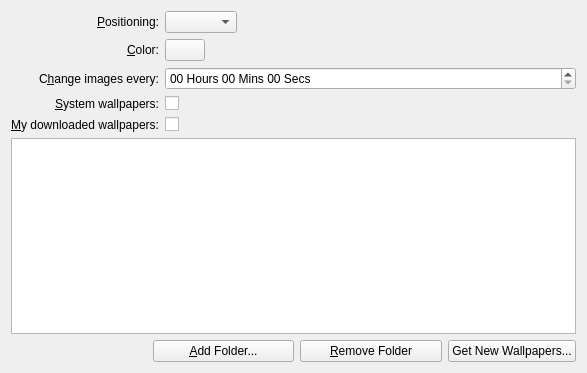
Before: the Qt Designer form plasma/generic/wallpapers/image/slideshowconfig.ui in mgottschlag/kwin-tiling, drawn with Qt 5.
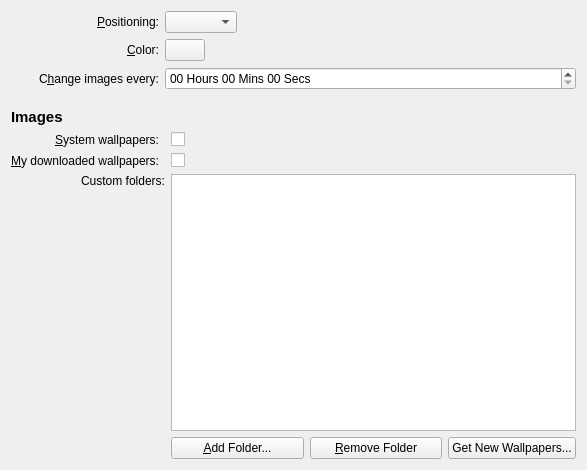
After: the same form once the commit is applied. Custom widgets are drawn as their Qt base class.

Commit message: slightly tweaked alignments

```diff
--- a/plasma/generic/wallpapers/image/slideshowconfig.ui
+++ b/plasma/generic/wallpapers/image/slideshowconfig.ui
@@ -7,7 +7,7 @@
     <x>0</x>
     <y>0</y>
     <width>587</width>
-    <height>373</height>
+    <height>470</height>
    </rect>
   </property>
   <layout class="QGridLayout" name="gridLayout">
@@ -64,7 +64,9 @@
      </property>
     </widget>
    </item>
-   <item row="1" column="1">
+   <item row="1" column="1" colspan="2">
+    <layout class="QHBoxLayout" name="horizontalLayout_3">
+     <item>
     <widget class="KColorButton" name="m_color">
      <property name="color">
       <color>
@@ -82,7 +84,7 @@
      </property>
     </widget>
    </item>
-   <item row="1" column="2">
+     <item>
     <spacer name="horizontalSpacer_3">
      <property name="orientation">
       <enum>Qt::Horizontal</enum>
@@ -95,6 +97,8 @@
      </property>
     </spacer>
    </item>
+    </layout>
+   </item>
    <item row="2" column="0">
     <widget class="QLabel" name="label_2">
      <property name="sizePolicy">
@@ -141,24 +145,87 @@
      </property>
     </widget>
    </item>
-   <item row="7" column="0" colspan="3">
+   <item row="4" column="0" colspan="3">
+    <widget class="QLabel" name="label_6">
+     <property name="text">
+      <string>&lt;!DOCTYPE HTML PUBLIC &quot;-//W3C//DTD HTML 4.0//EN&quot; &quot;http://www.w3.org/TR/REC-html40/strict.dtd&quot;&gt;
+&lt;html&gt;&lt;head&gt;&lt;meta name=&quot;qrichtext&quot; content=&quot;1&quot; /&gt;&lt;style type=&quot;text/css&quot;&gt;
+p, li { white-space: pre-wrap; }
+&lt;/style&gt;&lt;/head&gt;&lt;body style=&quot; font-family:'Sans Serif'; font-size:11pt; font-weight:400; font-style:normal;&quot;&gt;
+&lt;p style=&quot; margin-top:0px; margin-bottom:0px; margin-left:0px; margin-right:0px; -qt-block-indent:0; text-indent:0px;&quot;&gt;&lt;span style=&quot; font-weight:600;&quot;&gt;Images&lt;/span&gt;&lt;/p&gt;&lt;/body&gt;&lt;/html&gt;</string>
+     </property>
+    </widget>
+   </item>
+   <item row="5" column="0">
+    <widget class="QLabel" name="label">
+     <property name="text">
+      <string>&amp;System wallpapers:</string>
+     </property>
+     <property name="alignment">
+      <set>Qt::AlignRight|Qt::AlignTrailing|Qt::AlignVCenter</set>
+     </property>
+     <property name="buddy">
+      <cstring>m_systemCheckBox</cstring>
+     </property>
+    </widget>
+   </item>
+   <item row="5" column="2">
+    <widget class="QCheckBox" name="m_systemCheckBox">
+     <property name="toolTip">
+      <string>Use system-installed wallpapers in slideshow</string>
+     </property>
+     <property name="text">
+      <string/>
+     </property>
+     <property name="checked">
+      <bool>false</bool>
+     </property>
+    </widget>
+   </item>
+   <item row="6" column="0">
+    <widget class="QLabel" name="label_3">
+     <property name="text">
+      <string>&amp;My downloaded wallpapers:</string>
+     </property>
+     <property name="alignment">
+      <set>Qt::AlignRight|Qt::AlignTrailing|Qt::AlignVCenter</set>
+     </property>
+     <property name="buddy">
+      <cstring>m_downloadedCheckBox</cstring>
+     </property>
+    </widget>
+   </item>
+   <item row="6" column="2">
+    <widget class="QCheckBox" name="m_downloadedCheckBox">
+     <property name="toolTip">
+      <string>Use wallpapers I have downloaded with &quot;Get New Wallpapers...&quot; in slideshow</string>
+     </property>
+     <property name="text">
+      <string/>
+     </property>
+     <property name="checked">
+      <bool>false</bool>
+     </property>
+    </widget>
+   </item>
+   <item row="7" column="0" colspan="2">
+    <widget class="QLabel" name="label_7">
+     <property name="text">
+      <string>Custom folders:</string>
+     </property>
+     <property name="alignment">
+      <set>Qt::AlignRight|Qt::AlignTop|Qt::AlignTrailing</set>
+     </property>
+     <property name="buddy">
+      <cstring>m_downloadedCheckBox</cstring>
+     </property>
+    </widget>
+   </item>
+   <item row="7" column="2">
     <widget class="KListWidget" name="m_dirlist"/>
    </item>
-   <item row="9" column="0" colspan="3">
+   <item row="8" column="2">
     <layout class="QHBoxLayout" name="horizontalLayout_2">
-     <item>
-      <spacer name="horizontalSpacer">
-       <property name="orientation">
-        <enum>Qt::Horizontal</enum>
-       </property>
-       <property name="sizeHint" stdset="0">
-        <size>
-         <width>86</width>
-         <height>20</height>
-        </size>
-       </property>
-      </spacer>
-     </item>
      <item>
       <widget class="KPushButton" name="m_addDir">
        <property name="sizePolicy">
@@ -198,75 +265,39 @@
     </layout>
    </item>
    <item row="3" column="0">
-    <widget class="QLabel" name="label">
-     <property name="text">
-      <string>&amp;System wallpapers:</string>
+    <spacer name="verticalSpacer">
+     <property name="orientation">
+      <enum>Qt::Vertical</enum>
      </property>
-     <property name="alignment">
-      <set>Qt::AlignRight|Qt::AlignTrailing|Qt::AlignVCenter</set>
+     <property name="sizeType">
+      <enum>QSizePolicy::Fixed</enum>
      </property>
-     <property name="buddy">
-      <cstring>m_systemCheckBox</cstring>
+     <property name="sizeHint" stdset="0">
+      <size>
+       <width>20</width>
+       <height>12</height>
+      </size>
      </property>
-    </widget>
-   </item>
-   <item row="5" column="0">
-    <widget class="QLabel" name="label_3">
-     <property name="text">
-      <string>&amp;My downloaded wallpapers:</string>
-     </property>
-     <property name="alignment">
-      <set>Qt::AlignRight|Qt::AlignTrailing|Qt::AlignVCenter</set>
-     </property>
-     <property name="buddy">
-      <cstring>m_downloadedCheckBox</cstring>
-     </property>
-    </widget>
-   </item>
-   <item row="3" column="1">
-    <widget class="QCheckBox" name="m_systemCheckBox">
-     <property name="toolTip">
-      <string>Use system-installed wallpapers in slideshow</string>
-     </property>
-     <property name="text">
-      <string/>
-     </property>
-     <property name="checked">
-      <bool>false</bool>
-     </property>
-    </widget>
-   </item>
-   <item row="5" column="1">
-    <widget class="QCheckBox" name="m_downloadedCheckBox">
-     <property name="toolTip">
-      <string>Use wallpapers I have downloaded with &quot;Get New Wallpapers...&quot; in slideshow</string>
-     </property>
-     <property name="text">
-      <string/>
-     </property>
-     <property name="checked">
-      <bool>false</bool>
-     </property>
-    </widget>
+    </spacer>
    </item>
   </layout>
  </widget>
  <customwidgets>
-  <customwidget>
-   <class>KColorButton</class>
-   <extends>QPushButton</extends>
-   <header>kcolorbutton.h</header>
-  </customwidget>
-  <customwidget>
-   <class>KPushButton</class>
-   <extends>QPushButton</extends>
-   <header>kpushbutton.h</header>
-  </customwidget>
   <customwidget>
    <class>KListWidget</class>
    <extends>QListWidget</extends>
    <header>klistwidget.h</header>
   </customwidget>
+  <customwidget>
+   <class>KPushButton</class>
+   <extends>QPushButton</extends>
+   <header>kpushbutton.h</header>
+  </customwidget>
+  <customwidget>
+   <class>KColorButton</class>
+   <extends>QPushButton</extends>
+   <header>kcolorbutton.h</header>
+  </customwidget>
  </customwidgets>
  <tabstops>
   <tabstop>m_resizeMethod</tabstop>
```
Lines whose indentation alone changed are shown as unchanged.
